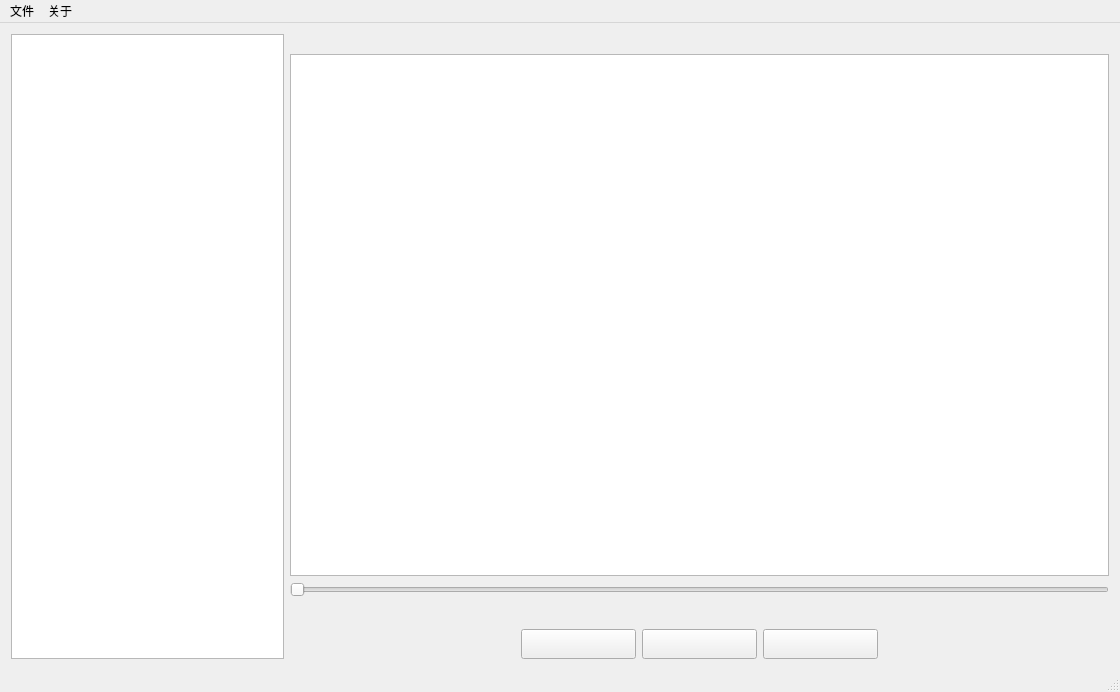
This is ui/mainwindow.ui in leihui6/marksentence as Qt 5 draws it before an edit. The edited form follows.
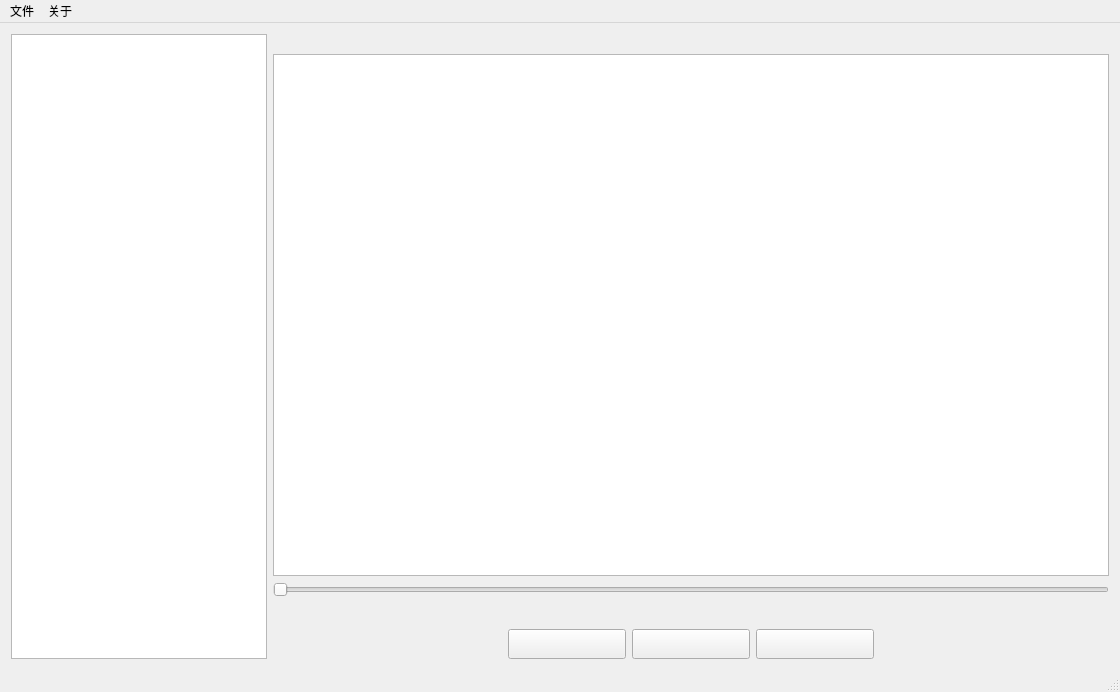
This is the edited form. Icons and pictures are not drawn.

The edit to the form file:
```diff
--- a/ui/mainwindow.ui
+++ b/ui/mainwindow.ui
@@ -25,7 +25,9 @@
   <widget class="QWidget" name="centralWidget">
    <layout class="QGridLayout" name="gridLayout">
     <item row="0" column="0">
-     <layout class="QHBoxLayout" name="horizontalLayout" stretch="2,6">
+     <layout class="QHBoxLayout" name="horizontalLayout" stretch="0,0">
+      <item>
+       <layout class="QVBoxLayout" name="verticalLayout_3" stretch="9">
       <item>
        <widget class="QTableWidget" name="tableWidget">
         <property name="sizePolicy">
@@ -66,6 +68,8 @@
         </attribute>
        </widget>
       </item>
+       </layout>
+      </item>
       <item>
        <layout class="QVBoxLayout" name="verticalLayout">
         <item>
```
Left out of the diff: 26 changed lines with no effect on the pictures. Lines whose indentation alone changed are shown as unchanged.
